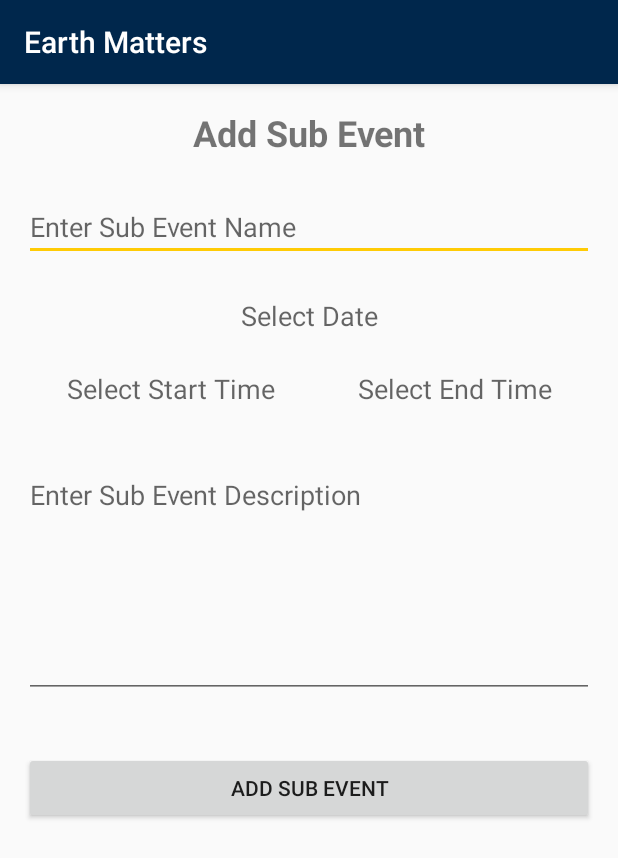
After one commit to earthdayflint/EarthMatters, an Android app: the AddSubEventActivity screen opened directly, with no data from a screen before it, on a phone screen of 412 x 824 dp. The commit adds this screen. Shown: the top 858 px of the screen. Run offline under Robolectric (Android 15) with nearby library versions, the phone set to English and light mode, and no system bars; our stand-ins replace Firebase (no records; nobody signed in at launch, a user with empty details on screens opened directly).

Commit message:
Add Sub Event Screens

```diff
--- a/app/src/main/AndroidManifest.xml
+++ b/app/src/main/AndroidManifest.xml
@@ -45,6 +45,7 @@
         <activity android:name=".ux.LoginActivity" />
         <activity android:name=".ux.CreateEventActivity" />
         <activity android:name=".ux.AddBoothActivity" />
+        <activity android:name=".ux.AddSubEventActivity" />
         <activity android:name=".ux.PreferencesActivity">
 
             <meta-data
--- /dev/null
+++ b/app/src/main/java/com/umflint/csc/earthmattersv2/ux/AddSubEventActivity.java
@@ -0,0 +1,23 @@
+package com.umflint.csc.earthmattersv2.ux;
+
+import android.os.Bundle;
+import android.support.annotation.Nullable;
+import android.support.v7.app.AppCompatActivity;
+import android.view.View;
+import android.widget.Button;
+import android.widget.EditText;
+
+import com.google.firebase.database.FirebaseDatabase;
+import com.umflint.csc.earthmattersv2.R;
+
+/**
+ * Created by Benjamin on 2/6/2017.
+ */
+
+public class AddSubEventActivity extends AppCompatActivity {
+
+    protected void onCreate(@Nullable Bundle savedInstanceState) {
+        super.onCreate(savedInstanceState);
+        setContentView(R.layout.activity_create_sub_event);
+    }
+}
--- a/app/src/main/java/com/umflint/csc/earthmattersv2/ux/ExpandedCardActivity.java
+++ b/app/src/main/java/com/umflint/csc/earthmattersv2/ux/ExpandedCardActivity.java
@@ -65,6 +65,7 @@ public class ExpandedCardActivity extends AppCompatActivity {
     private ListView scheduleListView;
     private RecyclerView recyclerView;
     private FloatingActionButton fabBooth;
+    private FloatingActionButton fabSchedule;
     private boolean isAdmin;
 
     Activity activity;
@@ -111,12 +112,12 @@ public class ExpandedCardActivity extends AppCompatActivity {
             protected void populateView(View v, ScheduleModel model, int position) {
                 TextView subEventName = (TextView) v.findViewById(R.id.scheduleCardNameTextView);
                 TextView subEventDescription = (TextView) v.findViewById(R.id.scheduleDescriptionTextView);
-                TextView subEventStartTime = (TextView) v.findViewById(R.id.scheduleCardStartTimeTextView);
+                TextView subEventDate = (TextView) v.findViewById(R.id.scheduleCardDateTextView);
                 TextView subEventEndTime = (TextView) v.findViewById(R.id.scheduleCardEndTimeTextView);
                 subEventName.setText(model.getSubEventName());
                 subEventDescription.setText(model.getSubEventDescription());
-                subEventStartTime.setText(model.getSubEventStartTime() + " - " + model.getSubEventEndTime());
-                subEventEndTime.setText(model.getSubEventDate());
+                subEventDate.setText(model.getSubEventDate());
+                subEventEndTime.setText(model.getSubEventStartTime() + " - " + model.getSubEventEndTime());
             }
         };
 
@@ -172,6 +173,16 @@ public class ExpandedCardActivity extends AppCompatActivity {
             }
         });
 
+        fabSchedule = (FloatingActionButton) findViewById(R.id.fabSchedule);
+        fabSchedule.setOnClickListener(new View.OnClickListener() {
+            @Override
+            public void onClick(View view) {
+                Intent intent = new Intent(getApplicationContext(), AddSubEventActivity.class);
+                intent.putExtra("coverName", coverName);
+                startActivity(intent);
+            }
+        });
+
         checkAuth();
         StorageReference imageRef = storageRef.child(coverName);
         imageRef.getDownloadUrl().addOnSuccessListener(new OnSuccessListener<Uri>() {
@@ -193,12 +204,8 @@ public class ExpandedCardActivity extends AppCompatActivity {
 
     @Override
     public boolean onOptionsItemSelected(MenuItem item) {
-        // Handle action bar item clicks here. The action bar will
-        // automatically handle clicks on the Home/Up button, so long
-        // as you specify a parent activity in AndroidManifest.xml.
+
         int id = item.getItemId();
-
-        //noinspection SimplifiableIfStatement
         if (id == R.id.action_add_calendar) {
             calendarPopulator.addToCalendar(calendarStartDate,calendarEndDate,eventName,eventDescription,location);
             return true;
--- /dev/null
+++ b/app/src/main/res/layout/activity_create_sub_event.xml
@@ -0,0 +1,88 @@
+<?xml version="1.0" encoding="utf-8"?>
+<LinearLayout xmlns:android="http://schemas.android.com/apk/res/android"
+    xmlns:tools="http://schemas.android.com/tools"
+    android:id="@+id/activity_create_sub_event"
+    android:layout_width="match_parent"
+    android:layout_height="match_parent"
+    android:paddingBottom="@dimen/activity_vertical_margin"
+    android:paddingLeft="@dimen/activity_horizontal_margin"
+    android:paddingRight="@dimen/activity_horizontal_margin"
+    android:paddingTop="@dimen/activity_vertical_margin"
+    tools:context="com.umflint.csc.earthmattersv2.ux.CreateEventActivity"
+    android:orientation="vertical"
+    android:weightSum="1">
+
+
+    <TextView
+        android:text="@string/add_sub_event_header"
+        android:layout_width="match_parent"
+        android:layout_height="wrap_content"
+        android:id="@+id/subEventHeader"
+        android:gravity="center"
+        android:textSize="24sp"
+        android:layout_marginBottom="24dp"
+        android:textStyle="bold" />
+
+    <EditText
+        android:layout_width="match_parent"
+        android:layout_height="wrap_content"
+        android:inputType="textPersonName"
+        android:ems="10"
+        android:id="@+id/subEventNameEditText"
+        android:hint="@string/enter_sub_event_name" />
+
+    <TextView
+        android:hint="@string/select_date_text_view"
+        android:layout_width="match_parent"
+        android:layout_height="wrap_content"
+        android:id="@+id/subEventDateTextView"
+        android:layout_marginTop="24dp"
+        android:gravity="center"
+        android:textSize="18sp" />
+
+    <LinearLayout
+        android:orientation="horizontal"
+        android:layout_width="match_parent"
+        android:layout_height="wrap_content"
+        android:weightSum="2"
+        android:id="@+id/linearLayoutSubEventTimes"
+        android:layout_marginTop="24dp">
+
+
+        <TextView
+            android:hint="@string/select_start_time"
+            android:layout_width="wrap_content"
+            android:layout_height="wrap_content"
+            android:id="@+id/startTimeTextView"
+            android:layout_weight="1"
+            android:gravity="center"
+            android:textSize="18sp" />
+
+        <TextView
+            android:hint="@string/select_end_time"
+            android:layout_width="wrap_content"
+            android:layout_height="wrap_content"
+            android:id="@+id/endTimeTextView"
+            android:layout_weight="1"
+            android:gravity="center"
+            android:textSize="18sp" />
+    </LinearLayout>
+
+    <EditText
+        android:layout_width="match_parent"
+        android:layout_height="158dp"
+        android:inputType="textPersonName"
+        android:hint="@string/enter_sub_event_description"
+        android:ems="10"
+        android:id="@+id/subEventDescriptionEditText"
+        android:scrollHorizontally="false"
+        android:layout_marginTop="36dp"
+        android:gravity="top" />
+
+    <Button
+        android:text="@string/add_sub_event"
+        android:layout_width="match_parent"
+        android:layout_height="wrap_content"
+        android:id="@+id/addSubEventButton"
+        android:layout_marginTop="36dp" />
+</LinearLayout>
--- a/app/src/main/res/layout/fragment_schedule_card.xml
+++ b/app/src/main/res/layout/fragment_schedule_card.xml
@@ -38,7 +38,7 @@
 
 
             <TextView
-                android:id="@+id/scheduleCardStartTimeTextView"
+                android:id="@+id/scheduleCardDateTextView"
                 android:textSize="14sp"
                 android:textColor="#000"
                 android:layout_width="195dp"
--- a/app/src/main/res/values/strings.xml
+++ b/app/src/main/res/values/strings.xml
@@ -233,4 +233,17 @@
     <string name="add_event_image">Add Event Image</string>
     <string name="sub_event_name">Sub Event Name</string>
     <string name="sub_event_description">Sub Event Description</string>
+    <string name="sub_event_edit_text">Sub Event Name</string>
+    <string name="start_time">Start Time</string>
+    <string name="end_time">End Time</string>
+    <string name="sub_event_description_edit_text">Sub Event Description</string>
+    <string name="sub_event_name_edit_text">Sub Event Name</string>
+    <string name="_sub_event_name_edit_text">Enter Sub Event Name</string>
+    <string name="enter_sub_event_name">Enter Sub Event Name</string>
+    <string name="select_date_text_view">Select Date</string>
+    <string name="select_start_time">Select Start Time</string>
+    <string name="select_end_time">Select End Time</string>
+    <string name="enter_sub_event_description">Enter Sub Event Description</string>
+    <string name="add_sub_event">Add Sub Event</string>
+    <string name="add_sub_event_header">Add Sub Event</string>
 </resources>
```
Also changed, not shown: 1 other file.
